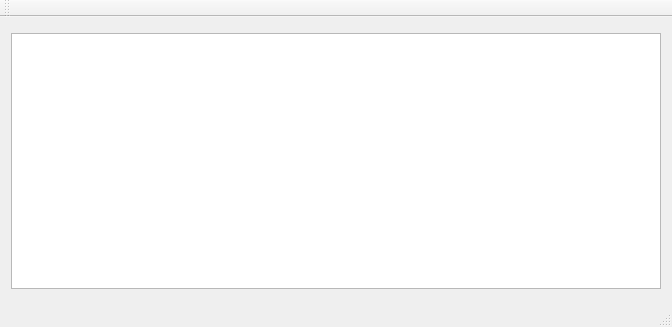
This is mainwindow.ui in dive155/cars_test as Qt 5 draws it before an edit. The edited form follows.
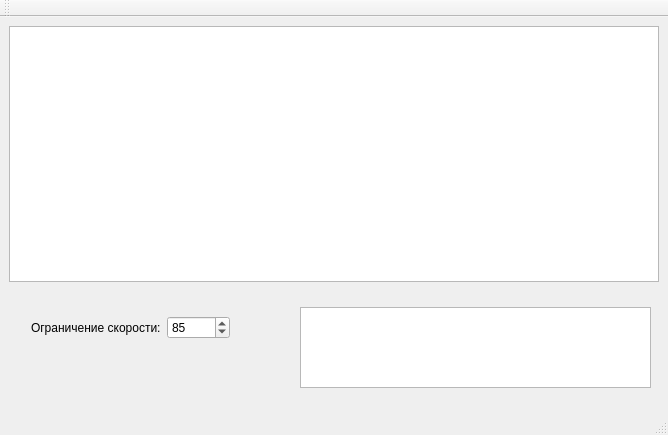
This is the edited form. Icons and pictures are not drawn.

What changed in the file:
```diff
--- a/mainwindow.ui
+++ b/mainwindow.ui
@@ -7,16 +7,28 @@
     <x>0</x>
     <y>0</y>
     <width>668</width>
-    <height>327</height>
+    <height>435</height>
    </rect>
   </property>
+  <property name="sizePolicy">
+   <sizepolicy hsizetype="Fixed" vsizetype="Fixed">
+    <horstretch>0</horstretch>
+    <verstretch>0</verstretch>
+   </sizepolicy>
+  </property>
   <property name="windowTitle">
    <string>MainWindow</string>
   </property>
   <widget class="QWidget" name="centralWidget">
-   <layout class="QHBoxLayout" name="horizontalLayout">
-    <item>
      <widget class="QGraphicsView" name="graphicsView">
+    <property name="geometry">
+     <rect>
+      <x>9</x>
+      <y>9</y>
+      <width>650</width>
+      <height>256</height>
+     </rect>
+    </property>
       <property name="sizePolicy">
        <sizepolicy hsizetype="Fixed" vsizetype="Fixed">
         <horstretch>0</horstretch>
@@ -51,9 +63,72 @@
        <enum>QGraphicsView::NoAnchor</enum>
       </property>
      </widget>
+   <widget class="QTextEdit" name="textEdit">
+    <property name="geometry">
+     <rect>
+      <x>300</x>
+      <y>290</y>
+      <width>351</width>
+      <height>81</height>
+     </rect>
+    </property>
+    <property name="readOnly">
+     <bool>true</bool>
+    </property>
+   </widget>
+   <widget class="QLabel" name="label">
+    <property name="geometry">
+     <rect>
+      <x>290</x>
+      <y>250</y>
+      <width>371</width>
+      <height>151</height>
+     </rect>
+    </property>
+    <property name="text">
+     <string/>
+    </property>
+    <property name="pixmap">
+     <pixmap resource="pics.qrc">:/cars/log.png</pixmap>
+    </property>
+   </widget>
+   <widget class="QWidget" name="gridLayoutWidget">
+    <property name="geometry">
+     <rect>
+      <x>20</x>
+      <y>270</y>
+      <width>221</width>
+      <height>81</height>
+     </rect>
+    </property>
+    <layout class="QGridLayout" name="gridLayout">
+     <item row="0" column="1">
+      <widget class="QSpinBox" name="spinBox">
+       <property name="minimum">
+        <number>70</number>
+       </property>
+       <property name="maximum">
+        <number>100</number>
+       </property>
+       <property name="value">
+        <number>85</number>
+       </property>
+      </widget>
+     </item>
+     <item row="0" column="0">
+      <widget class="QLabel" name="label_2">
+       <property name="text">
+        <string>Ограничение скорости:</string>
+       </property>
+      </widget>
     </item>
    </layout>
   </widget>
+   <zorder>graphicsView</zorder>
+   <zorder>label</zorder>
+   <zorder>textEdit</zorder>
+   <zorder>gridLayoutWidget</zorder>
+  </widget>
   <widget class="QMenuBar" name="menuBar">
    <property name="geometry">
     <rect>
```
Left out of the diff: 4 changed lines with no effect on the pictures. Lines whose indentation alone changed are shown as unchanged.
